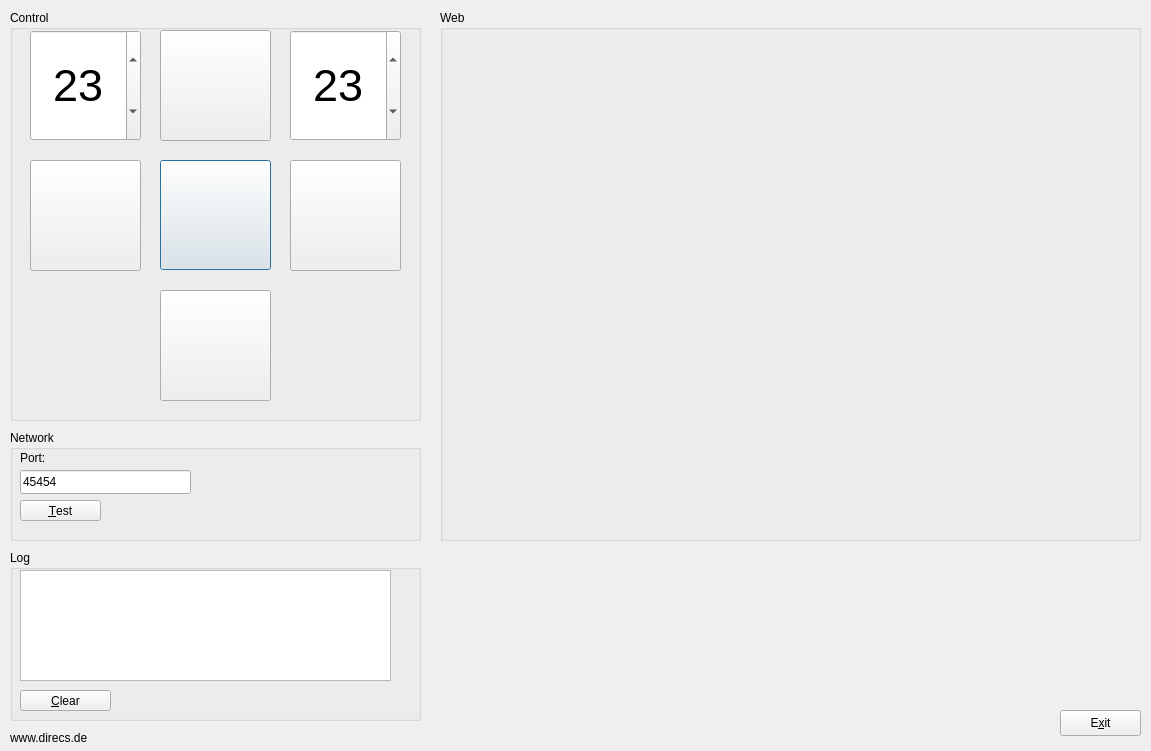
Qt form mrs-remote/src/gui.ui (markusk/direcs) before a commit.
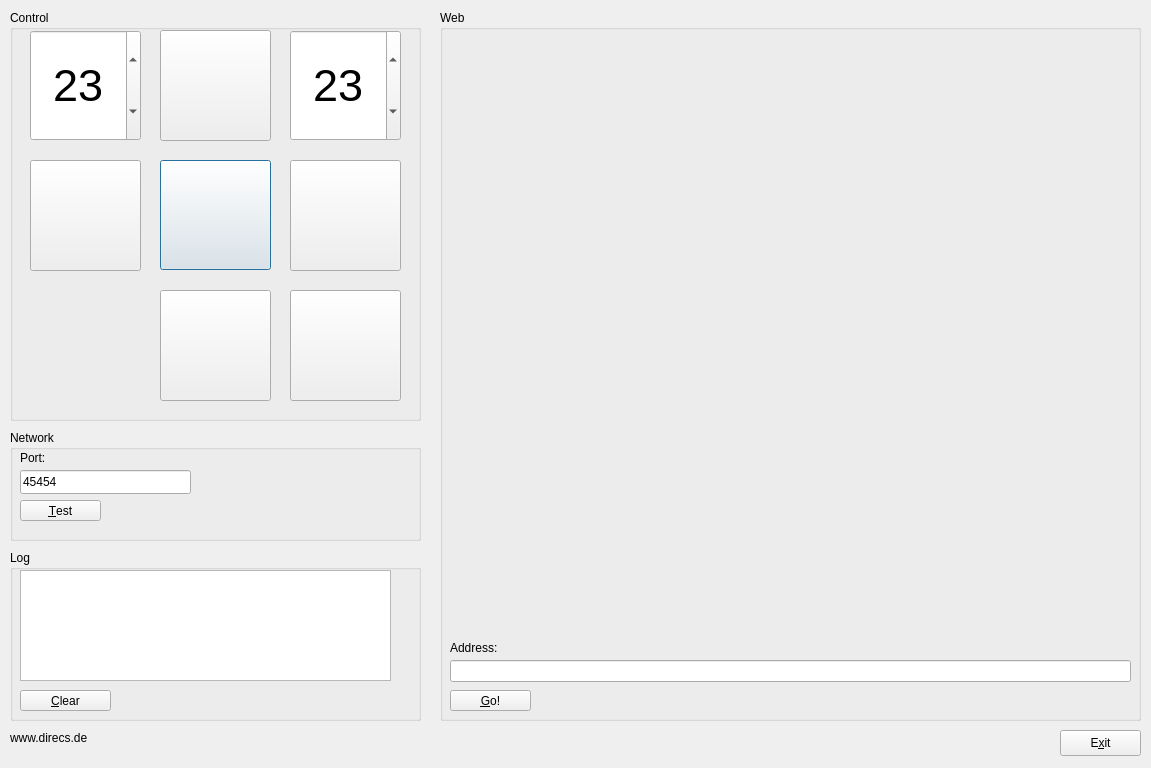
The same form after that commit. Icons and pictures are not drawn.

```diff
--- a/mrs-remote/src/gui.ui
+++ b/mrs-remote/src/gui.ui
@@ -7,7 +7,7 @@
     <x>0</x>
     <y>0</y>
     <width>1151</width>
-    <height>751</height>
+    <height>768</height>
    </rect>
   </property>
   <property name="sizePolicy" >
@@ -219,6 +219,38 @@
      <number>23</number>
     </property>
    </widget>
+   <widget class="QPushButton" name="btnShutdown" >
+    <property name="geometry" >
+     <rect>
+      <x>280</x>
+      <y>280</y>
+      <width>111</width>
+      <height>111</height>
+     </rect>
+    </property>
+    <property name="toolTip" >
+     <string>shutdown</string>
+    </property>
+    <property name="statusTip" >
+     <string>shutdown</string>
+    </property>
+    <property name="whatsThis" >
+     <string>shutdown</string>
+    </property>
+    <property name="icon" >
+     <iconset resource="../mrs-remote.qrc" >
+      <normaloff>:/images/images/exit.png</normaloff>:/images/images/exit.png</iconset>
+    </property>
+    <property name="iconSize" >
+     <size>
+      <width>82</width>
+      <height>82</height>
+     </size>
+    </property>
+    <property name="shortcut" >
+     <string>2</string>
+    </property>
+   </widget>
   </widget>
   <widget class="QGroupBox" name="groupBoxNetwork" >
    <property name="geometry" >
@@ -321,7 +353,7 @@
    <property name="geometry" >
     <rect>
      <x>1060</x>
-     <y>710</y>
+     <y>730</y>
      <width>81</width>
      <height>26</height>
     </rect>
@@ -368,7 +400,7 @@
      <x>440</x>
      <y>10</y>
      <width>701</width>
-     <height>531</height>
+     <height>711</height>
     </rect>
    </property>
    <property name="title" >
@@ -380,7 +412,46 @@
       <x>10</x>
       <y>20</y>
       <width>681</width>
-      <height>501</height>
+      <height>601</height>
+     </rect>
+    </property>
+   </widget>
+   <widget class="QPushButton" name="btnGo" >
+    <property name="geometry" >
+     <rect>
+      <x>10</x>
+      <y>680</y>
+      <width>81</width>
+      <height>21</height>
+     </rect>
+    </property>
+    <property name="text" >
+     <string>&amp;Go!</string>
+    </property>
+    <property name="shortcut" >
+     <string>Alt+T</string>
+    </property>
+   </widget>
+   <widget class="QLabel" name="label_5" >
+    <property name="geometry" >
+     <rect>
+      <x>10</x>
+      <y>630</y>
+      <width>51</width>
+      <height>16</height>
+     </rect>
+    </property>
+    <property name="text" >
+     <string>Address:</string>
+    </property>
+   </widget>
+   <widget class="QLineEdit" name="lineEditWebAddress" >
+    <property name="geometry" >
+     <rect>
+      <x>10</x>
+      <y>650</y>
+      <width>681</width>
+      <height>22</height>
      </rect>
     </property>
    </widget>
```
Left out of the diff: 9 changed lines with no effect on the pictures.
